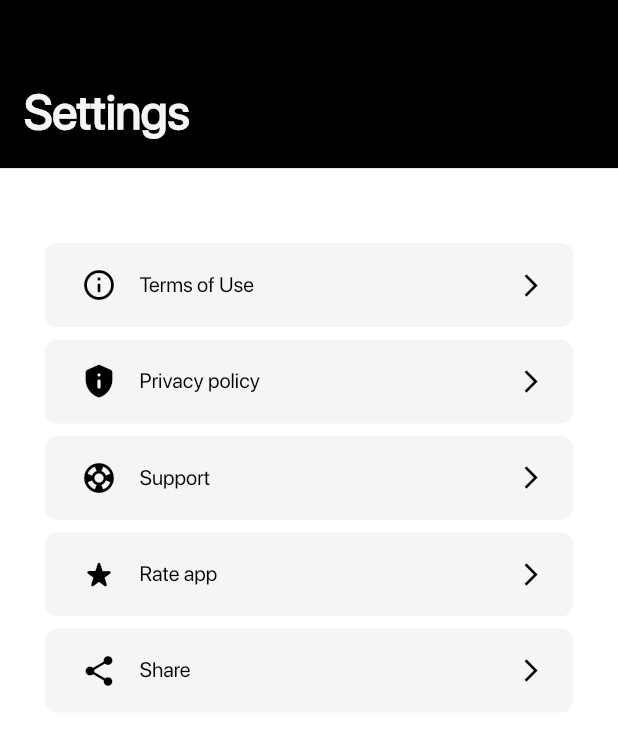
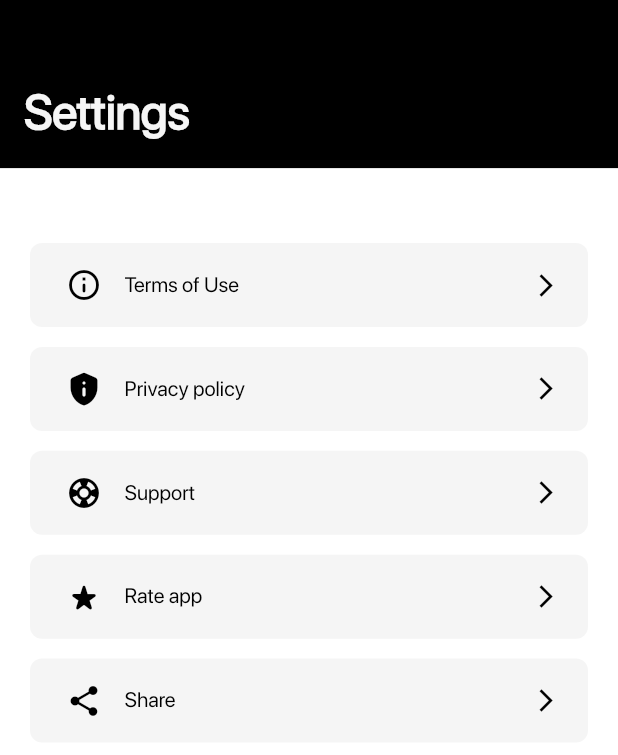
Before and after one commit to GhostuSs/shift_calendar, a Flutter app: the SettingsScreen screen opened by its route, on a phone screen of 412 x 824 dp. Shown: the top 755 px of the screen. Run offline on Flutter 3.47's test engine with Material 2 defaults, Android fonts, the phone set to English and light mode, and no system bars; our stand-ins replace shared_preferences, table_calendar; accounts and stored records are empty.

```diff
--- a/lib/main.dart
+++ b/lib/main.dart
@@ -17,6 +17,7 @@ Future<void> main() async {
   seen = prefs.getBool("seen") ?? false;
   await prefs.setBool("seen", true);
   subscribe = prefs.getBool("subscribe") ?? false;
+  seen = false;
   runApp(const App());
 }
 
--- a/lib/ui/screens/settings/ui/settings_screen.dart
+++ b/lib/ui/screens/settings/ui/settings_screen.dart
@@ -23,7 +23,7 @@ class _SettingsScreenState extends State<SettingsScreen> {
         height: MediaQuery.of(context).size.height,
       ),
       body: Padding(
-        padding: const EdgeInsets.symmetric(vertical: 50, horizontal: 20),
+        padding: const EdgeInsets.symmetric(vertical: 50, horizontal: 10),
         child: Column(
           children: [
             SettingsCard(
@@ -34,6 +34,9 @@ class _SettingsScreenState extends State<SettingsScreen> {
               text: 'Terms of Use',
               onPressed: () {},
             ),
+            SizedBox(
+              height: 5,
+            ),
             SettingsCard(
               icon: const Icon(
                 Icons.privacy_tip_rounded,
@@ -41,6 +44,9 @@ class _SettingsScreenState extends State<SettingsScreen> {
               ),
               text: 'Privacy policy',
               onPressed: () {},
+            ),
+            SizedBox(
+              height: 5,
             ),
             SettingsCard(
               icon: const Icon(
@@ -50,6 +56,9 @@ class _SettingsScreenState extends State<SettingsScreen> {
               text: 'Support',
               onPressed: () {},
             ),
+            SizedBox(
+              height: 5,
+            ),
             SettingsCard(
               icon: const Icon(
                 Icons.star_rate_rounded,
@@ -57,6 +66,9 @@ class _SettingsScreenState extends State<SettingsScreen> {
               ),
               text: 'Rate app',
               onPressed: () {},
+            ),
+            SizedBox(
+              height: 5,
             ),
             SettingsCard(
               icon: const Icon(
```
Also changed, not shown: lib/ui/screens/onboarding/ui/onboarding_screen.dart (+10 -9 lines).
